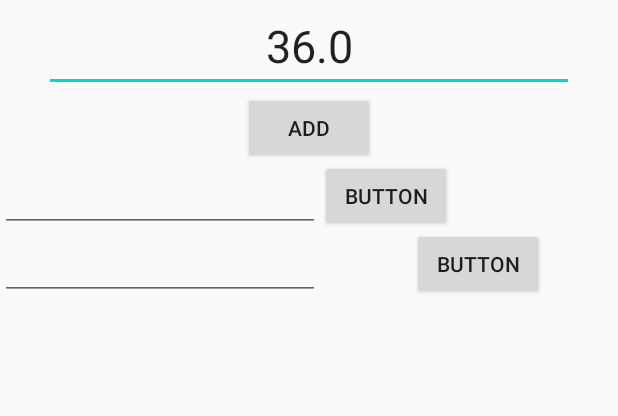
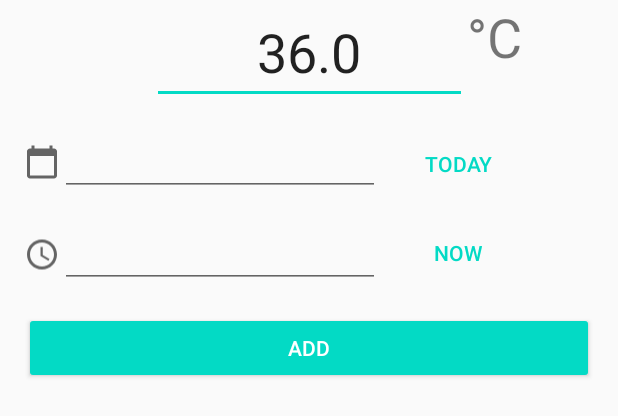
Before and after one commit to korno/TaionNeko, an Android app: the layout fragment_temperature_entry.xml on its own in the app's theme, with its tools: preview values and no code run, on a phone screen of 412 x 824 dp. Shown: the top 416 px of the screen. Run offline under Robolectric (Android 15) with nearby library versions, the phone set to English and light mode, and no system bars.

Commit message:
More changes due to requests. Some layout changes and a little refactor of code.

```diff
--- a/app/src/main/java/uk/me/mikemike/taionneko/ui/fragments/TemperatureInformation.kt
+++ b/app/src/main/java/uk/me/mikemike/taionneko/ui/fragments/TemperatureInformation.kt
@@ -13,12 +13,13 @@ See the License for the specific language governing permissions and
 limitations under the License.**/
 package uk.me.mikemike.taionneko.ui.fragments
 
-import android.graphics.Color
+
 import android.os.Bundle
 import androidx.fragment.app.Fragment
 import android.view.LayoutInflater
 import android.view.View
 import android.view.ViewGroup
+import androidx.core.content.ContextCompat
 import androidx.lifecycle.Observer
 import androidx.lifecycle.ViewModelProvider
 import com.github.mikephil.charting.components.XAxis
@@ -130,7 +131,7 @@ class TemperatureInformation : Fragment() {
                 axisDependency = YAxis.AxisDependency.LEFT
                 lineWidth = 3F
                 setDrawFilled(true)
-                fillColor = Color.BLUE
+                fillDrawable = ContextCompat.getDrawable(requireContext(), R.drawable.chart_fill)
             }
             temperatureChart.data = LineData(ArrayList<ILineDataSet>().apply { add(dataSet) })
         } else {
--- /dev/null
+++ b/app/src/main/res/drawable/ic_baseline_calendar_today_24.xml
@@ -0,0 +1,10 @@
+<vector xmlns:android="http://schemas.android.com/apk/res/android"
+    android:width="24dp"
+    android:height="24dp"
+    android:viewportWidth="24"
+    android:viewportHeight="24"
+    android:tint="?attr/colorControlNormal">
+  <path
+      android:fillColor="@android:color/white"
+      android:pathData="M20,3h-1L19,1h-2v2L7,3L7,1L5,1v2L4,3c-1.1,0 -2,0.9 -2,2v16c0,1.1 0.9,2 2,2h16c1.1,0 2,-0.9 2,-2L22,5c0,-1.1 -0.9,-2 -2,-2zM20,21L4,21L4,8h16v13z"/>
+</vector>
--- /dev/null
+++ b/app/src/main/res/drawable/ic_outline_access_time_24.xml
@@ -0,0 +1,10 @@
+<vector xmlns:android="http://schemas.android.com/apk/res/android"
+    android:width="24dp"
+    android:height="24dp"
+    android:viewportWidth="24"
+    android:viewportHeight="24"
+    android:tint="?attr/colorControlNormal">
+  <path
+      android:fillColor="@android:color/white"
+      android:pathData="M11.99,2C6.47,2 2,6.48 2,12s4.47,10 9.99,10C17.52,22 22,17.52 22,12S17.52,2 11.99,2zM12,20c-4.42,0 -8,-3.58 -8,-8s3.58,-8 8,-8 8,3.58 8,8 -3.58,8 -8,8zM12.5,7L11,7v6l5.25,3.15 0.75,-1.23 -4.5,-2.67z"/>
+</vector>
--- a/app/src/main/res/layout/activity_main.xml
+++ b/app/src/main/res/layout/activity_main.xml
@@ -22,6 +22,8 @@
             android:layout_height="wrap_content"
 
             android:layout_marginTop="16dp"
+            app:layout_constraintEnd_toEndOf="parent"
+            app:layout_constraintStart_toStartOf="parent"
             app:layout_constraintTop_toBottomOf="@id/cardViewAddTemperature">
 
             <androidx.fragment.app.FragmentContainerView
--- a/app/src/main/res/layout/fragment_temperature_entry.xml
+++ b/app/src/main/res/layout/fragment_temperature_entry.xml
@@ -13,66 +13,108 @@
         android:layout_height="wrap_content"
         android:ems="10"
         android:inputType="numberDecimal"
+        android:minEms="5"
         android:text="36.0"
         android:textAlignment="center"
-        android:textSize="30sp"
-        app:layout_constraintBottom_toTopOf="@+id/buttonAddTemperature"
+        android:textSize="36sp"
         app:layout_constraintEnd_toEndOf="parent"
-        app:layout_constraintHorizontal_bias="0.5"
         app:layout_constraintStart_toStartOf="parent"
-        app:layout_constraintTop_toTopOf="parent" />
+        tools:layout_editor_absoluteY="6dp" />
 
     <EditText
         android:id="@+id/editTextDate"
-        android:layout_width="wrap_content"
+        android:layout_width="0dp"
         android:layout_height="wrap_content"
+        android:layout_marginTop="16dp"
         android:ems="10"
         android:focusable="false"
         android:inputType="date"
         app:layout_constraintBottom_toTopOf="@+id/editTextTime"
-        app:layout_constraintStart_toStartOf="parent"
-        app:layout_constraintTop_toBottomOf="@+id/buttonAddTemperature" />
+        app:layout_constraintStart_toEndOf="@+id/imageViewCalendar"
+        app:layout_constraintTop_toBottomOf="@+id/editTextTemperature" />
 
     <EditText
         android:id="@+id/editTextTime"
-        android:layout_width="wrap_content"
+        android:layout_width="0dp"
         android:layout_height="wrap_content"
+        android:layout_marginTop="16dp"
         android:ems="10"
         android:focusable="false"
         android:inputType="time"
-        app:layout_constraintBottom_toBottomOf="parent"
-        app:layout_constraintStart_toStartOf="parent"
+        app:layout_constraintStart_toEndOf="@+id/imageViewClock"
         app:layout_constraintTop_toBottomOf="@+id/editTextDate" />
 
     <Button
         android:id="@+id/buttonAddTemperature"
-        android:layout_width="wrap_content"
+        style="@style/Widget.AppCompat.Button.Colored"
+        android:layout_width="0dp"
         android:layout_height="wrap_content"
+        android:layout_marginStart="16dp"
+        android:layout_marginTop="16dp"
+        android:layout_marginEnd="16dp"
+        android:layout_marginBottom="16dp"
         android:text="Add"
-        app:layout_constraintBottom_toTopOf="@+id/editTextDate"
+        app:layout_constraintBottom_toBottomOf="parent"
         app:layout_constraintEnd_toEndOf="parent"
-        app:layout_constraintHorizontal_bias="0.5"
+        app:layout_constraintHorizontal_bias="0.49"
         app:layout_constraintStart_toStartOf="parent"
-        app:layout_constraintTop_toBottomOf="@+id/editTextTemperature" />
+        app:layout_constraintTop_toBottomOf="@+id/editTextTime"
+        app:layout_constraintVertical_bias="0.0" />
 
     <Button
         android:id="@+id/buttonToday"
-        android:layout_width="wrap_content"
+        style="@style/Widget.AppCompat.Button.Borderless.Colored"
+        android:layout_width="0dp"
         android:layout_height="wrap_content"
-        android:text="Button"
-        app:layout_constraintBottom_toTopOf="@+id/editTextTime"
-        app:layout_constraintEnd_toEndOf="parent"
-        app:layout_constraintHorizontal_bias="0.0"
-        app:layout_constraintStart_toEndOf="@+id/editTextDate" />
+        android:layout_marginStart="8dp"
+        android:text="Today"
+        android:textAlignment="center"
+        app:layout_constraintEnd_toEndOf="@+id/buttonNow"
+        app:layout_constraintStart_toEndOf="@+id/editTextDate"
+        app:layout_constraintTop_toTopOf="@+id/editTextDate" />
 
     <Button
         android:id="@+id/buttonNow"
+        style="@style/Widget.AppCompat.Button.Borderless.Colored"
+        android:layout_width="0dp"
+        android:layout_height="43dp"
+        android:layout_marginStart="8dp"
+        android:text="Now"
+        android:textAlignment="center"
+        app:layout_constraintStart_toEndOf="@+id/editTextTime"
+        app:layout_constraintTop_toTopOf="@+id/editTextTime" />
+
+    <ImageView
+        android:id="@+id/imageViewCalendar"
+        android:layout_width="0dp"
+        android:layout_height="45dp"
+        android:layout_marginStart="16dp"
+        android:layout_marginTop="16dp"
+        android:src="@drawable/ic_baseline_calendar_today_24"
+        app:layout_constraintBottom_toBottomOf="@+id/editTextDate"
+        app:layout_constraintStart_toStartOf="parent"
+        app:layout_constraintTop_toBottomOf="@+id/editTextTemperature"
+        app:srcCompat="@drawable/ic_baseline_calendar_today_24"
+        tools:srcCompat="@drawable/ic_baseline_calendar_today_24" />
+
+    <ImageView
+        android:id="@+id/imageViewClock"
+        android:layout_width="0dp"
+        android:layout_height="38dp"
+        android:layout_marginStart="16dp"
+        android:src="@drawable/ic_outline_access_time_24"
+        app:layout_constraintBottom_toBottomOf="@+id/editTextTime"
+        app:layout_constraintStart_toStartOf="parent"
+        app:layout_constraintTop_toTopOf="@+id/editTextTime"
+        app:srcCompat="@drawable/ic_outline_access_time_24" />
+
+    <TextView
+        android:id="@+id/textView"
         android:layout_width="wrap_content"
         android:layout_height="wrap_content"
-        android:layout_marginStart="12dp"
-        android:text="Button"
-        app:layout_constraintBottom_toBottomOf="parent"
-        app:layout_constraintEnd_toEndOf="parent"
-        app:layout_constraintStart_toEndOf="@+id/editTextTime" />
+        android:text="&#xb0;C"
+        android:textSize="36sp"
+        app:layout_constraintStart_toEndOf="@+id/editTextTemperature"
+        tools:layout_editor_absoluteY="16dp" />
 
 </androidx.constraintlayout.widget.ConstraintLayout>
```
Also changed, not shown: app/src/main/java/uk/me/mikemike/taionneko/ui/fragments/AddTemperatureEntry.kt (+15 -0 lines), app/src/main/java/uk/me/mikemike/taionneko/utils/MinMaxTextWatcher.kt (added, +31 -0 lines), app/src/main/res/drawable/chart_fill.xml (added, +7 -0 lines), app/src/main/res/layout/fragment_temperature_information.xml (+17 -5 lines).
